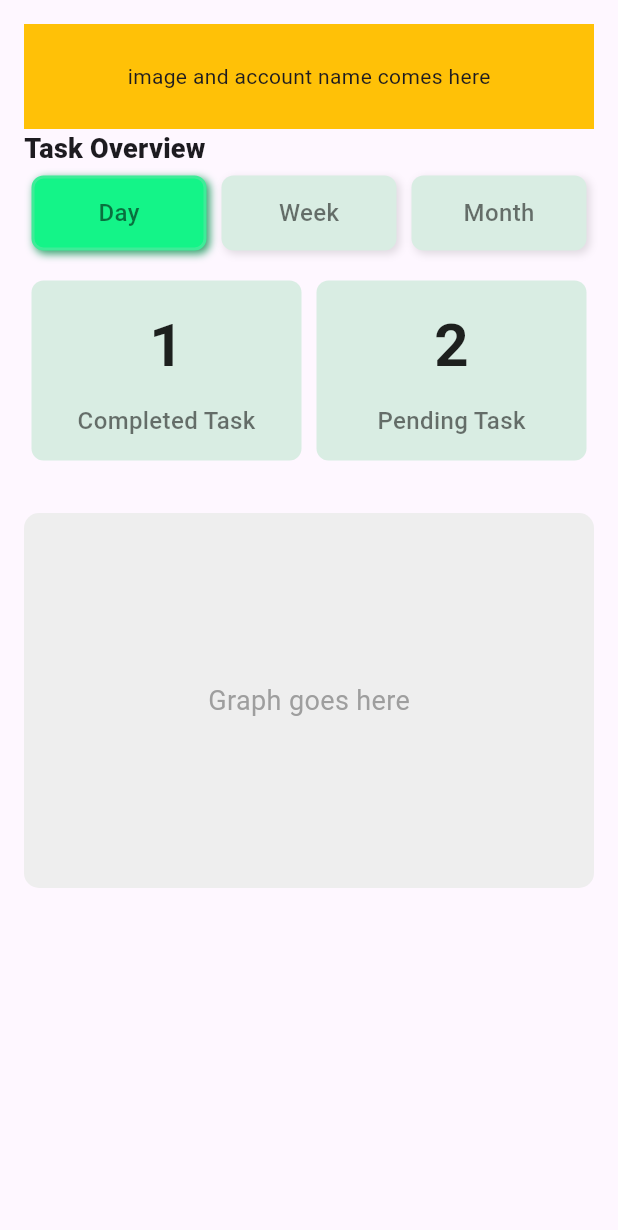
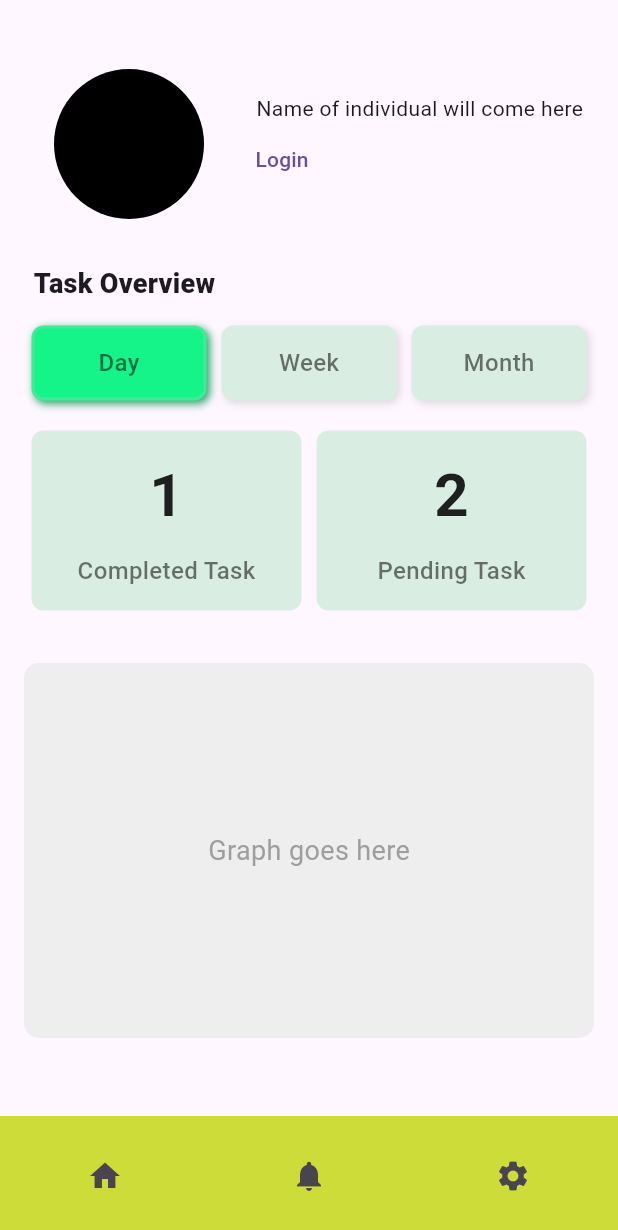
Before and after one commit to byteArrow18/App_Dev_001, a Flutter app: the screen it shows after launch, on a phone screen of 412 x 824 dp. Shown: the top 1230 px of the screen. Run offline on Flutter 3.47's test engine with Material 3 defaults, Android fonts, the phone set to English and light mode, and no system bars.

Commit message:
10% home screen completed

```diff
--- a/lib/main.dart
+++ b/lib/main.dart
@@ -1,4 +1,6 @@
 import 'package:flutter/material.dart';
+// import 'package:http/http.dart' as http;
+// import 'dart:convert';
 
 void main() {
   runApp(MyApp());
@@ -25,10 +27,20 @@ class HomePage extends StatefulWidget {
 
 class _HomePageState extends State<HomePage> {
   int _selectBuildTimeBlock = 0;  //Set Day to 0 initially
+  bool isLoggedIn = false;
   int completedTask = 1;
   int pendingTask = 2;
   // int completedTask = fetchedData.completedTaskCount;  // Replace this with your API response
   // int pendingTask = fetchedData.pendingTaskCount;      // Replace this with your API response
+
+//==========================================================================
+  // @override
+  // void initState() {
+  //   super.initState();
+  //   // Fetch data when the app starts
+  //   _fetchDataFromBackend();
+  // }
+//==========================================================================
 
 
   @override
@@ -40,6 +52,40 @@ class _HomePageState extends State<HomePage> {
         // backgroundColor: Colors.amber,
         // toolbarHeight: 30,
       // ),
+      bottomNavigationBar: BottomAppBar(
+        color: Colors.lime,
+        child: Container(
+          height: 70,
+          padding: EdgeInsets.symmetric(horizontal: 30),
+          child: Row(
+            mainAxisAlignment: MainAxisAlignment.spaceBetween,
+            children: [
+              // Menu Option 1
+              IconButton(
+                icon: Icon(Icons.home),
+                onPressed: () {
+                  print("Home tapped");
+                },
+              ),
+              // Menu Option 2
+              IconButton(
+                icon: Icon(Icons.notifications),
+                onPressed: () {
+                  print("Notifications tapped");
+                },
+              ),
+              // Menu Option 3
+              IconButton(
+                icon: Icon(Icons.settings),
+                onPressed: () {
+                  print("Settings tapped");
+                },
+              ),
+            ],
+          ),
+        ),
+      ),
+
       body: SafeArea(
         child: Padding(
           padding: const EdgeInsets.all(16.0),
@@ -50,23 +96,48 @@ class _HomePageState extends State<HomePage> {
                 children: [
                   Expanded(
                     child: Container(
-                      color: Colors.amber,
-                      height: 70,
-                      alignment: Alignment(0, 0),
-                      child: Text("image and account name comes here"),
+                      // color: Colors.amber,
+                      height: 160,
+                      child: Row(
+                        // mainAxisAlignment: MainAxisAlignment.center,
+                        children: [
+                          SizedBox(width: 20,),
+                          CircleAvatar(
+                            radius: 50,
+                            backgroundColor: Colors.black,
+                          ),
+                          SizedBox(width: 20,),
+                          Column(
+                            crossAxisAlignment: CrossAxisAlignment.start,
+                            mainAxisAlignment: MainAxisAlignment.center,
+                            children: [
+                              // SizedBox(height: 50,),
+                              Text("    Name of individual will come here",),
+                              //login and signout button condition
+                              isLoggedIn
+                                ? TextButton(onPressed: _signOut, child: Text("Sign Out"))
+                                : TextButton(onPressed: _login, child: Text("Login")),
+                            ],
+                          ),
+                        ],
+                      ),
                     ),
                   )
                 ],
               ),
               // Row with Day, Week, Month buttons
-              Text(
-                "Task Overview",
-                style: TextStyle(
-                  fontSize: 18,
-                  fontWeight: FontWeight.w800,
-                  letterSpacing: 0.2,
+              Align(
+                alignment: Alignment(-0.95, 0),
+                child: Text(
+                  "Task Overview",
+                  style: TextStyle(
+                    fontSize: 18,
+                    fontWeight: FontWeight.w800,
+                    letterSpacing: 0.2,
+                  ),
                 ),
               ),
+              SizedBox(height: 10,),
               Row(
                 mainAxisAlignment: MainAxisAlignment.spaceBetween,
                 children: [
@@ -105,6 +176,22 @@ class _HomePageState extends State<HomePage> {
     );
   }
 
+  // Login action (Placeholder)
+  void _login() {
+    setState(() {
+      isLoggedIn = true;  // Simulate login
+    });
+    print("User logged in");
+  }
+
+  // Sign-out action (Placeholder)
+  void _signOut() {
+    setState(() {
+      isLoggedIn = false;  // Simulate sign out
+    });
+    print("User signed out");
+  }
+
   // Method to build each time block (Day, Week, Month)
   Widget _buildTimeBlock(String label, Color color, int index) {
     return Expanded(
@@ -114,6 +201,7 @@ class _HomePageState extends State<HomePage> {
             _selectBuildTimeBlock = index;
           });
           // Handle button press (you can add your logic here later)
+          // ignore: avoid_print
           print('$label clicked');
         },
         child: Container(
@@ -172,7 +260,6 @@ class _HomePageState extends State<HomePage> {
               ),
             ),
             SizedBox(height: 10), // Space between number and label
-            // Label Text (e.g., "Completed Task")
             Text(
               label,
               style: TextStyle(
@@ -187,3 +274,50 @@ class _HomePageState extends State<HomePage> {
       );
   }
 }
+
+
+
+
+
+
+
+
+
+
+
+
+
+
+
+
+
+
+
+
+
+
+
+
+
+
+// Function to fetch data from the backend (Rust API)
+// Future<void> _fetchDataFromBackend() async {
+//   try {
+//     final response = await http.get(Uri.parse('http://127.0.0.1:8080/tasks')); // URL of your Rust API
+//       if (response.statusCode == 200) {
+//         // Parse the JSON data from the response
+//         final data = jsonDecode(response.body);
+
+//         setState(() {
+//           completedTask = data['completed_task'];  // Set completed task count dynamically
+//           pendingTask = data['pending_task'];      // Set pending task count dynamically
+//         });
+//         print("Fetched data: Completed Tasks - $completedTask, Pending Tasks - $pendingTask");
+//       } else {
+//         throw Exception('Failed to load task data');
+//       }
+//     } catch (e) {
+//       print("Error fetching data: $e");
+//     }
+//   }
+// }
```
